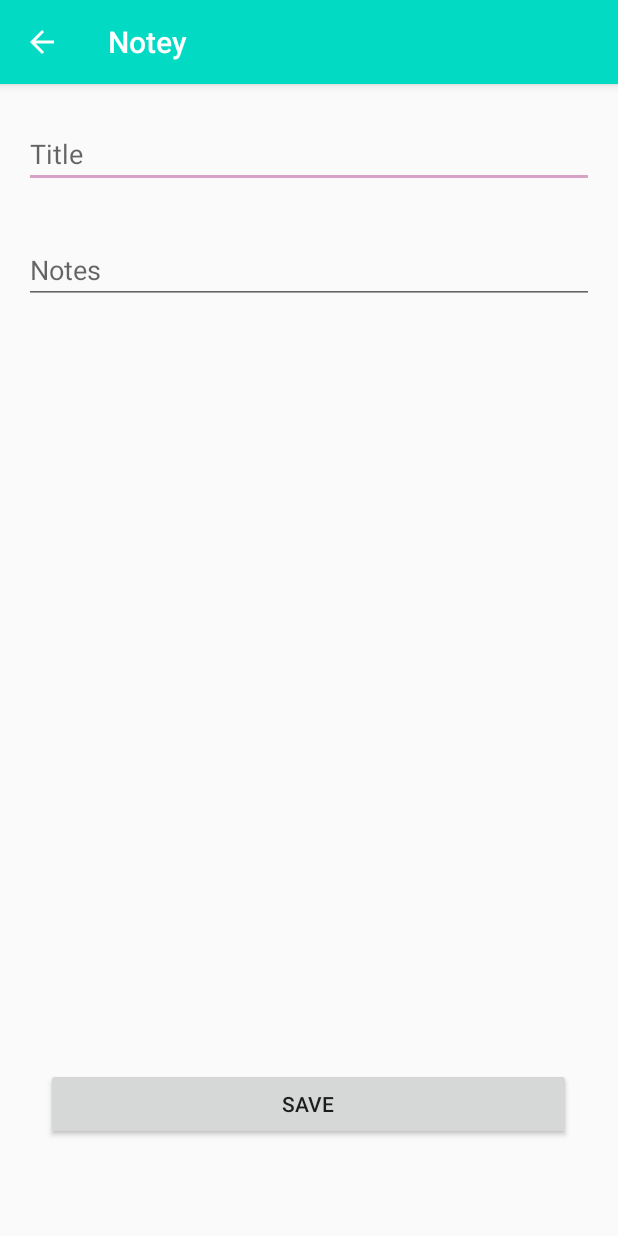
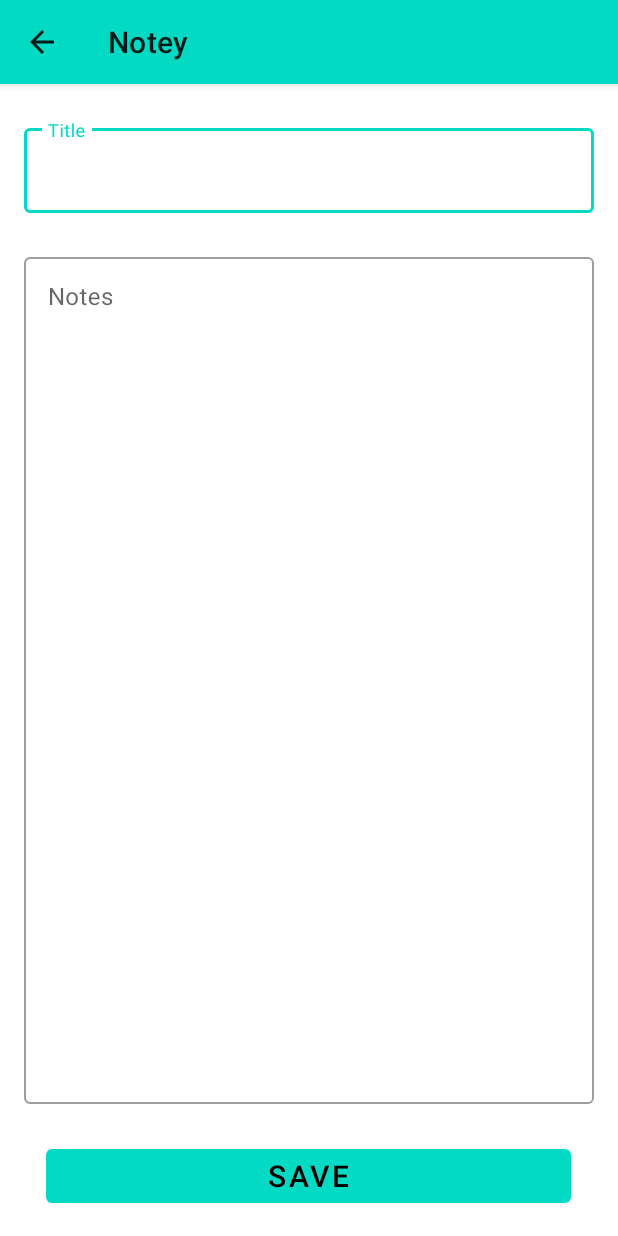
Before and after one commit to Azooz2014/Notey, an Android app: the screen it shows after launch (NoteActivity), after a tap on an icon or button, on a phone screen of 412 x 824 dp. Run offline under Robolectric (Android 15) with nearby library versions, the phone set to English and light mode, and no system bars; libraries missing offline, so code that uses them is left out: com.daimajia.swipe.

Commit message:
Updated visuals based on Google's Material Design guidelines.

```diff
--- a/app/src/main/java/io/blacketron/notey/Controllers/NoteFragment.java
+++ b/app/src/main/java/io/blacketron/notey/Controllers/NoteFragment.java
@@ -76,20 +76,10 @@ public class NoteFragment extends Fragment implements View.OnClickListener{
     }
 
     @Override
-    public void onPause() {
-        super.onPause();
-
-        if(mNote != null) {
-
-            NotesStorage.get(getContext()).updateNote(mNote);
-        }
-    }
-
-    @Override
     public void onClick(View v) {
 
 
-        if(!mTxtFieldTitle.getText().toString().isEmpty() || !mTxtFieldNote.getText().toString().isEmpty()){
+        if(mNote == null && (!mTxtFieldTitle.getText().toString().isEmpty() || !mTxtFieldNote.getText().toString().isEmpty())){
 
             mNote = new Note();
 
@@ -101,12 +91,27 @@ public class NoteFragment extends Fragment implements View.OnClickListener{
             getActivity().setResult(Activity.RESULT_OK);
             getActivity().finish();
 
-            //TODO: Fix Bug where if something changed in existing note and clicked save, it will create new note instead of updating existing one.
+        } else if(mNote != null){
 
-        }else {
+            updateNote();
+
+            getActivity().setResult(Activity.RESULT_OK);
+            getActivity().finish();
+        }
+
+        else {
 
             Snackbar.make(v, R.string.snackbar_error, Snackbar.LENGTH_SHORT).show();
 
         }
     }
+
+    /*Updates existing Note*/
+    public void updateNote(){
+
+        mNote.setTitle(mTxtFieldTitle.getText().toString());
+        mNote.setNotes(mTxtFieldNote.getText().toString());
+        NotesStorage.get(getContext()).updateNote(mNote);
+
+    }
 }
--- a/app/src/main/java/io/blacketron/notey/Controllers/NoteListFragment.java
+++ b/app/src/main/java/io/blacketron/notey/Controllers/NoteListFragment.java
@@ -21,6 +21,8 @@ import io.blacketron.notey.Models.NotesStorage;
 import io.blacketron.notey.R;
 
 public class NoteListFragment extends Fragment implements View.OnClickListener{
+
+    public static final int LIST_FRAGMENT_REQUEST_CODE = 0;
 
     private View mView;
 
@@ -64,14 +66,14 @@ public class NoteListFragment extends Fragment implements View.OnClickListener{
     public void onActivityResult(int requestCode, int resultCode, Intent data) {
         super.onActivityResult(requestCode, resultCode, data);
 
-        Snackbar.make(mView, R.string.snackbar_pass, Snackbar.LENGTH_SHORT).show();
+            Snackbar.make(mView, R.string.snackbar_pass, Snackbar.LENGTH_SHORT).show();
     }
 
     @Override
     public void onClick(View v) {
 
         Intent intent = NoteActivity.newIntent(getContext());
-        startActivityForResult(intent,0);
+        startActivityForResult(intent,LIST_FRAGMENT_REQUEST_CODE);
     }
 
     private void updateList(){
--- a/app/src/main/java/io/blacketron/notey/Controllers/NoteListViewHolder.java
+++ b/app/src/main/java/io/blacketron/notey/Controllers/NoteListViewHolder.java
@@ -11,6 +11,8 @@ import io.blacketron.notey.Models.Note;
 import io.blacketron.notey.R;
 
 public class NoteListViewHolder extends RecyclerView.ViewHolder implements View.OnClickListener {
+
+//    public static final int VH_REQUEST_CODE = 1;
 
     private TextView mTodoTitle;
     private TextView mTodoNote;
@@ -44,6 +46,8 @@ public class NoteListViewHolder extends RecyclerView.ViewHolder implements View.
 
         Intent intent = NoteActivity.newIntent(itemView.getContext(), mNote.getId());
 
+//        ((Activity)itemView.getContext()).startActivityForResult(intent, VH_REQUEST_CODE);
+
         itemView.getContext().startActivity(intent);
     }
 
--- a/app/src/main/java/io/blacketron/notey/Models/NotesStorage.java
+++ b/app/src/main/java/io/blacketron/notey/Models/NotesStorage.java
@@ -28,7 +28,7 @@ public class NotesStorage {
         /*for(int i = 1; i <= 100; i++){
 
             Note note = new Note();
-            note.setTitle("todo #" + i);
+            note.setTitle("odo #" + i);
             note.setNotes("Note #" + i);
             mNotes.add(note);
 
--- a/app/src/main/res/layout/fragment_note.xml
+++ b/app/src/main/res/layout/fragment_note.xml
@@ -1,11 +1,34 @@
 <?xml version="1.0" encoding="utf-8"?>
-<android.support.constraint.ConstraintLayout
-    xmlns:android="http://schemas.android.com/apk/res/android"
+<android.support.constraint.ConstraintLayout xmlns:android="http://schemas.android.com/apk/res/android"
     xmlns:app="http://schemas.android.com/apk/res-auto"
     android:layout_width="match_parent"
     android:layout_height="match_parent">
 
-    <EditText
+
+    <android.support.design.widget.TextInputLayout
+        android:id="@+id/title_filed_layout"
+        android:layout_width="0dp"
+        android:layout_height="wrap_content"
+        android:layout_marginStart="16dp"
+        android:layout_marginTop="24dp"
+        android:layout_marginEnd="16dp"
+        android:hint="@string/txt_field_title"
+        style="@style/Widget.MaterialComponents.TextInputLayout.OutlinedBox"
+        app:layout_constraintEnd_toEndOf="parent"
+        app:layout_constraintHorizontal_bias="0.0"
+        app:layout_constraintStart_toStartOf="parent"
+        app:layout_constraintTop_toTopOf="parent">
+
+        <android.support.design.widget.TextInputEditText
+            android:id="@+id/titleField"
+            android:layout_width="match_parent"
+            android:layout_height="wrap_content"
+            android:ems="10"
+            android:inputType="textPersonName" />
+
+    </android.support.design.widget.TextInputLayout>
+
+    <!--<EditText
         android:id="@+id/titleField"
         android:layout_width="0dp"
         android:layout_height="wrap_content"
@@ -18,9 +41,9 @@
         app:layout_constraintEnd_toEndOf="parent"
         app:layout_constraintHorizontal_bias="0.0"
         app:layout_constraintStart_toStartOf="parent"
-        app:layout_constraintTop_toTopOf="parent" />
+        app:layout_constraintTop_toTopOf="parent" />-->
 
-    <EditText
+    <!--<EditText
         android:id="@+id/noteField"
         android:layout_width="0dp"
         android:layout_height="wrap_content"
@@ -34,21 +57,47 @@
         app:layout_constraintEnd_toEndOf="parent"
         app:layout_constraintHorizontal_bias="0.0"
         app:layout_constraintStart_toStartOf="parent"
-        app:layout_constraintTop_toBottomOf="@+id/titleField" />
+        app:layout_constraintTop_toBottomOf="@+id/titleField" />-->
 
-    <Button
+    <android.support.design.widget.TextInputLayout
+        android:id="@+id/note_filed_layout"
+        style="@style/Widget.MaterialComponents.TextInputLayout.OutlinedBox"
+        android:layout_width="0dp"
+        android:layout_height="0dp"
+        android:layout_marginStart="16dp"
+        android:layout_marginTop="24dp"
+        android:layout_marginEnd="16dp"
+        android:layout_marginBottom="24dp"
+        android:hint="@string/txt_field_notes"
+        app:layout_constraintBottom_toTopOf="@+id/btn_done"
+        app:layout_constraintEnd_toEndOf="parent"
+        app:layout_constraintStart_toStartOf="parent"
+        app:layout_constraintTop_toBottomOf="@+id/title_filed_layout">
+
+        <android.support.design.widget.TextInputEditText
+            android:id="@+id/noteField"
+            android:layout_width="match_parent"
+            android:layout_height="match_parent"
+            android:ems="10"
+            android:gravity="top"
+            android:inputType="textMultiLine" />
+
+    </android.support.design.widget.TextInputLayout>
+
+    <android.support.design.button.MaterialButton
         android:id="@+id/btn_done"
+        style="@style/Widget.MaterialComponents.Button.UnelevatedButton"
         android:layout_width="350dp"
         android:layout_height="wrap_content"
         android:layout_marginStart="162dp"
         android:layout_marginEnd="162dp"
-        android:layout_marginBottom="64dp"
+        android:layout_marginBottom="16dp"
         android:text="@string/btn_txt_done"
+        android:textColor="@color/textColorPrimary"
+        android:textSize="20sp"
         app:layout_constraintBottom_toBottomOf="parent"
         app:layout_constraintEnd_toEndOf="parent"
         app:layout_constraintHorizontal_bias="0.502"
-        app:layout_constraintStart_toStartOf="parent"
-        app:layout_constraintTop_toBottomOf="@+id/noteField"
-        app:layout_constraintVertical_bias="1.0" />
+        app:layout_constraintStart_toStartOf="parent" />
 
 </android.support.constraint.ConstraintLayout>
--- a/app/src/main/res/values/colors.xml
+++ b/app/src/main/res/values/colors.xml
@@ -6,4 +6,5 @@
     <color name="colorError">#B00020</color>
     <color name="colorDelete">#D50000</color>
     <color name="colorRipple">#EEEEEE</color>
+    <color name="textColorPrimary">#000</color>
 </resources>
--- a/app/src/main/res/values/strings.xml
+++ b/app/src/main/res/values/strings.xml
@@ -5,5 +5,6 @@
     <string name="txt_field_notes">Notes</string>
     <string name="txt_field_title">Title</string>
     <string name="snackbar_error">Title or Note cannot be empty!</string>
-    <string name="snackbar_pass">Todo created</string>
+    <string name="snackbar_pass">Todo Created</string>
+    <string name="snackbar_update">Todo Updated</string>
 </resources>
--- a/app/src/main/res/values/styles.xml
+++ b/app/src/main/res/values/styles.xml
@@ -1,11 +1,15 @@
 <resources>
 
     <!-- Base application theme. -->
-    <style name="AppTheme" parent="Theme.AppCompat.Light.DarkActionBar">
+    <style name="AppTheme" parent="Theme.MaterialComponents.Light">
         <!-- Customize your theme here. -->
         <item name="colorPrimary">@color/colorPrimary</item>
         <item name="colorPrimaryDark">@color/colorPrimaryDark</item>
         <item name="colorAccent">@color/colorAccent</item>
+        <item name="titleTextStyle">@style/MyActionBar</item>
     </style>
 
+    <style name="MyActionBar" parent="Theme.MaterialComponents.Light.DarkActionBar">
+        <item name="android:textColor">@color/textColorPrimary</item>
+    </style>
 </resources>
--- a/build.gradle
+++ b/build.gradle
@@ -4,10 +4,12 @@ buildscript {
     repositories {
         google()
         jcenter()
+        maven { url "https://maven.google.com" }
+        maven { url 'https://dl.bintray.com/kotlin/kotlin-eap' }
 
     }
     dependencies {
-        classpath 'com.android.tools.build:gradle:3.5.0'
+        classpath 'com.android.tools.build:gradle:4.0.0-alpha03'
 
         // NOTE: Do not place your application dependencies here; they belong
         // in the individual module build.gradle files
```
Also changed, not shown: gradle/wrapper/gradle-wrapper.properties.
